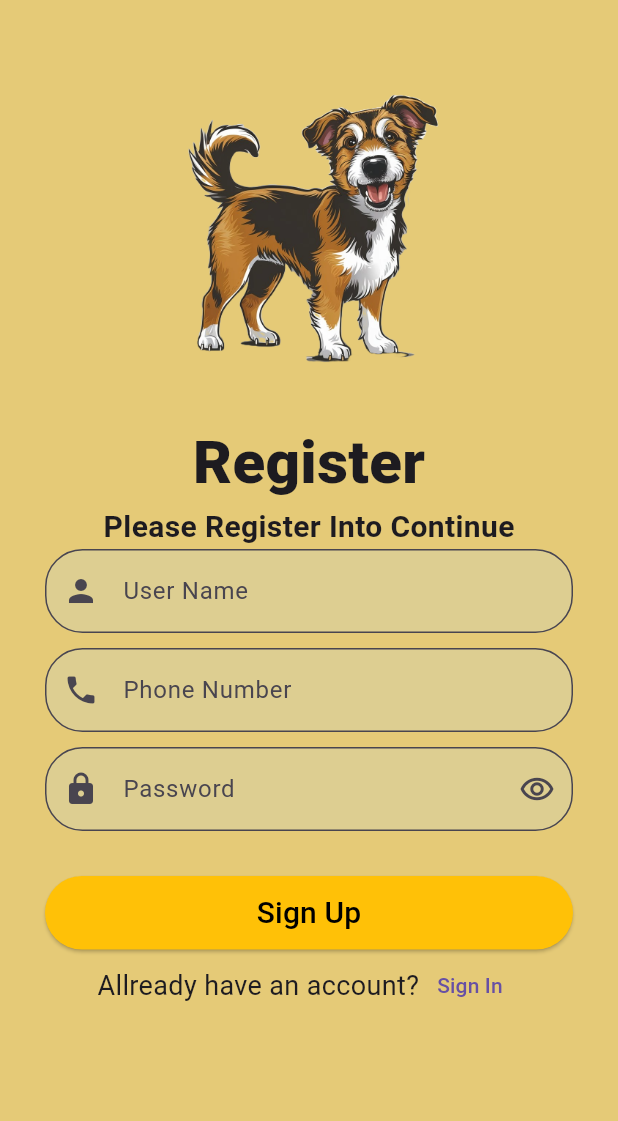
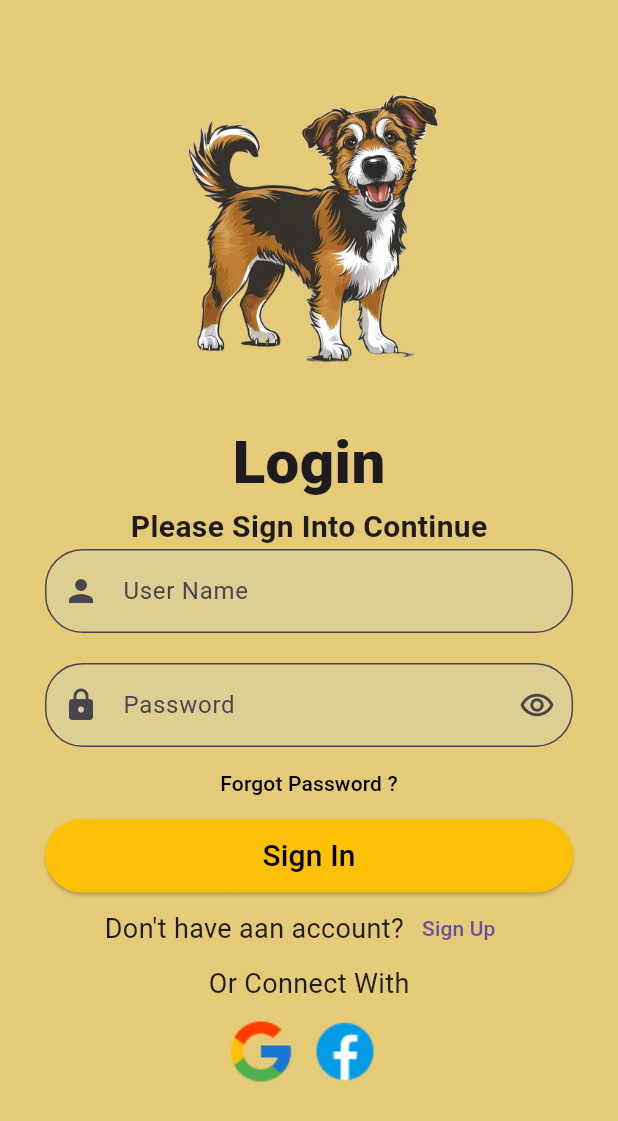
Before and after one commit to Dileesha-Lakshan07/capstone_project, a Flutter app: the screen it shows after launch, on a phone screen of 412 x 824 dp. Shown: the top 1121 px of the screen. Run offline on Flutter 3.47's test engine with Material 3 defaults, Android fonts, the phone set to English and light mode, and no system bars.

Commit message:
Add google and facebook login into login and signup page.

```diff
--- a/dileesha/frontend/lib/login.dart
+++ b/dileesha/frontend/lib/login.dart
@@ -22,6 +22,7 @@ class _loginState extends State<login> {
               _forgotPassword(context),
               _elevateButton(context),
               _signUp(context),
+              _otherConnect(context),
             ]
         ),
       ),
@@ -112,4 +113,19 @@ class _loginState extends State<login> {
     );
   }
 
+  _otherConnect(context){
+    return Column(
+      children: <Widget>[
+        Text("Or Connect With",style: TextStyle(fontSize: 18)),
+
+        Row(mainAxisAlignment: MainAxisAlignment.center,
+          children: <Widget>[
+            IconButton(onPressed: (){}, icon: Image(image: AssetImage("assets/loginAndSignin/google.png")),padding: EdgeInsets.zero,),
+            IconButton(onPressed: (){}, icon: Image(image: AssetImage("assets/loginAndSignin/facebook.png")),),
+          ],
+        ),
+      ],
+    );
+  }
+
 }
--- a/dileesha/frontend/lib/main.dart
+++ b/dileesha/frontend/lib/main.dart
@@ -13,7 +13,7 @@ class MyApp extends StatelessWidget {
   Widget build(BuildContext context) {
     return const MaterialApp(
       title: "my app",
-      home: signUp(),
+      home: login(),
     );
   }
 }
--- a/dileesha/frontend/pubspec.yaml
+++ b/dileesha/frontend/pubspec.yaml
@@ -61,6 +61,8 @@ flutter:
   # To add assets to your application, add an assets section, like this:
    assets:
      - assets/loginAndSignin/signin.png
+     - assets/loginAndSignin/google.png
+     - assets/loginAndSignin/facebook.png
 
   # An image asset can refer to one or more resolution-specific "variants", see
   # https://flutter.dev/assets-and-images/#resolution-aware
```
Also changed, not shown: dileesha/frontend/lib/signUp.dart (+17 -0 lines), dileesha/frontend/assets/loginAndSignin/facebook.png (added), dileesha/frontend/assets/loginAndSignin/google.png (added).
